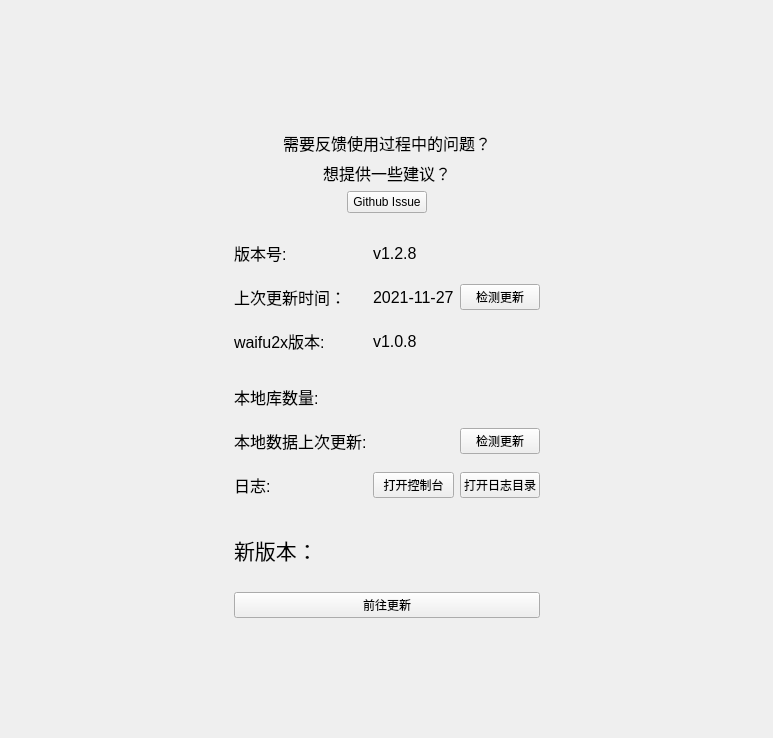
The window that ui/ui_help.ui (tonquer/picacg-qt) describes before a commit, drawn with Qt 5.
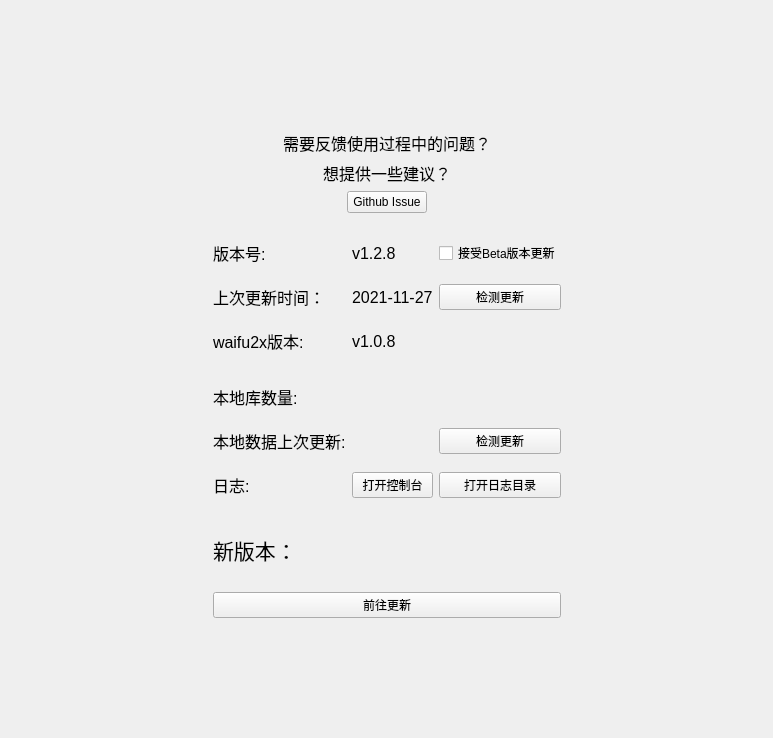
The same window after the commit. Icons and pictures are not drawn. Custom widgets are drawn as their Qt base class.

Diff of the .ui file:
```diff
--- a/ui/ui_help.ui
+++ b/ui/ui_help.ui
@@ -292,6 +292,13 @@
                  </property>
                 </widget>
                </item>
+               <item row="0" column="2">
+                <widget class="QCheckBox" name="preCheckBox">
+                 <property name="text">
+                  <string>接受Beta版本更新</string>
+                 </property>
+                </widget>
+               </item>
               </layout>
              </widget>
             </item>
```
